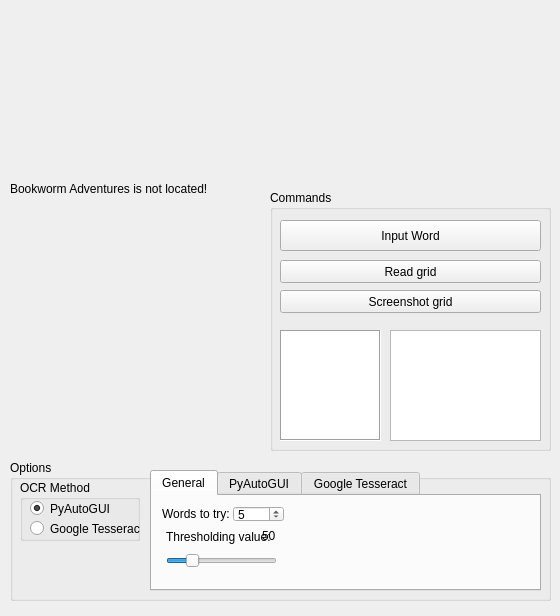
This is form.ui in mb2g17/PyLex as Qt 5 draws it before an edit. The edited form follows.
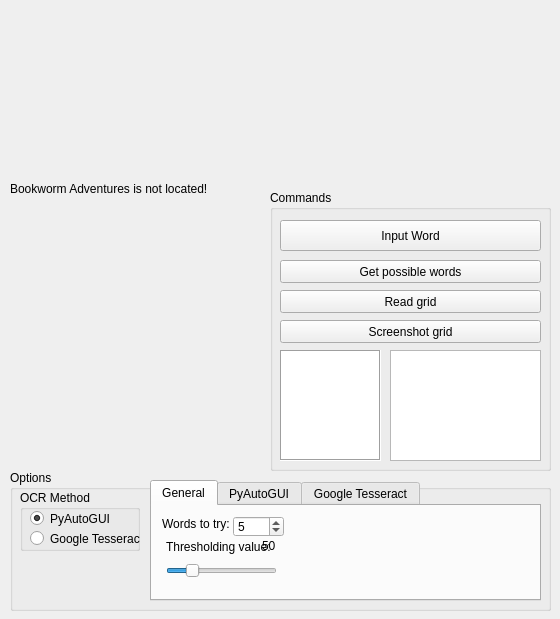
This is the edited form. Icons and pictures are not drawn.

Commit message: added a button that lets you see possible words

What changed in the file:
```diff
--- a/form.ui
+++ b/form.ui
@@ -7,7 +7,7 @@
     <x>0</x>
     <y>0</y>
     <width>560</width>
-    <height>616</height>
+    <height>619</height>
    </rect>
   </property>
   <property name="windowTitle">
@@ -67,7 +67,7 @@
      <x>270</x>
      <y>190</y>
      <width>281</width>
-     <height>261</height>
+     <height>281</height>
     </rect>
    </property>
    <property name="title">
@@ -93,7 +93,7 @@
     <property name="geometry">
      <rect>
       <x>10</x>
-      <y>100</y>
+      <y>130</y>
       <width>261</width>
       <height>23</height>
      </rect>
@@ -109,7 +109,7 @@
     <property name="geometry">
      <rect>
       <x>10</x>
-      <y>140</y>
+      <y>160</y>
       <width>101</width>
       <height>111</height>
      </rect>
@@ -162,7 +162,7 @@
     <property name="geometry">
      <rect>
       <x>10</x>
-      <y>70</y>
+      <y>100</y>
       <width>261</width>
       <height>23</height>
      </rect>
@@ -178,7 +178,7 @@
     <property name="geometry">
      <rect>
       <x>120</x>
-      <y>140</y>
+      <y>160</y>
       <width>151</width>
       <height>111</height>
      </rect>
@@ -204,6 +204,22 @@
      <string>misunderstanding</string>
     </property>
    </widget>
+   <widget class="QPushButton" name="getPossibleWords">
+    <property name="geometry">
+     <rect>
+      <x>10</x>
+      <y>70</y>
+      <width>261</width>
+      <height>23</height>
+     </rect>
+    </property>
+    <property name="toolTip">
+     <string>&lt;html&gt;&lt;head/&gt;&lt;body&gt;&lt;p&gt;Screenshots and reads the grid, then outputs it to the display box below.&lt;/p&gt;&lt;/body&gt;&lt;/html&gt;</string>
+    </property>
+    <property name="text">
+     <string>Get possible words</string>
+    </property>
+   </widget>
   </widget>
   <widget class="QWidget" name="horizontalLayoutWidget">
    <property name="geometry">
@@ -243,7 +259,7 @@
    <property name="geometry">
     <rect>
      <x>10</x>
-     <y>460</y>
+     <y>470</y>
      <width>541</width>
      <height>141</height>
     </rect>
@@ -346,7 +362,7 @@
         <x>81</x>
         <y>10</y>
         <width>51</width>
-        <height>16</height>
+        <height>21</height>
        </rect>
       </property>
       <property name="toolTip">
```
The commit also changes 3 other files.
